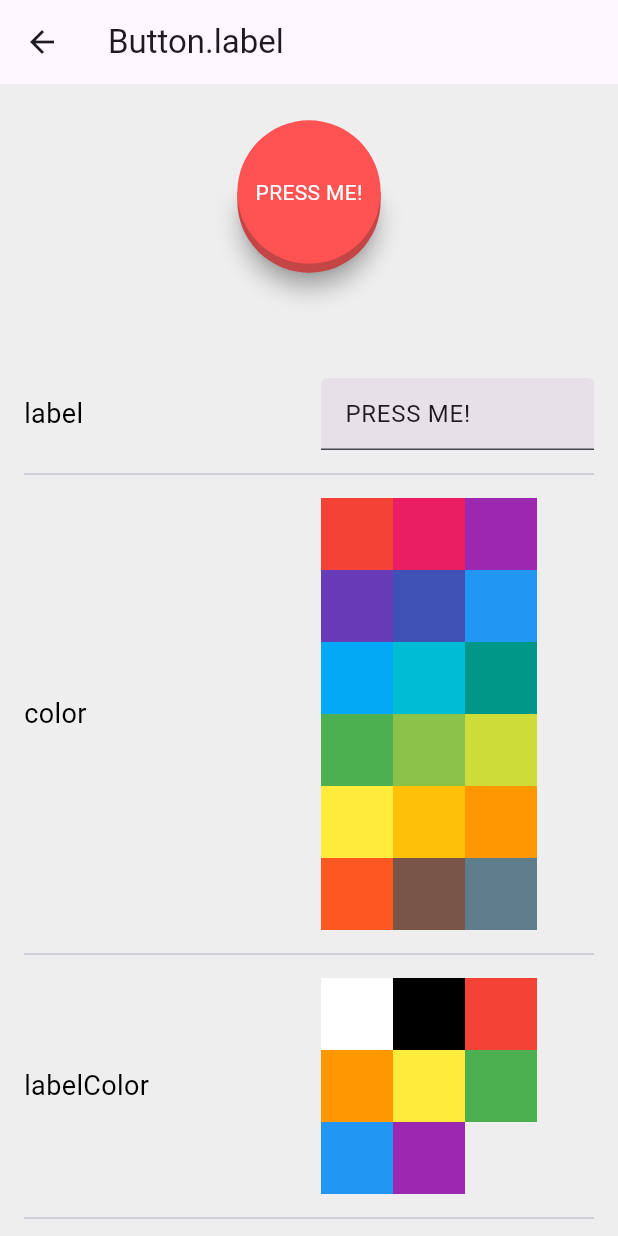
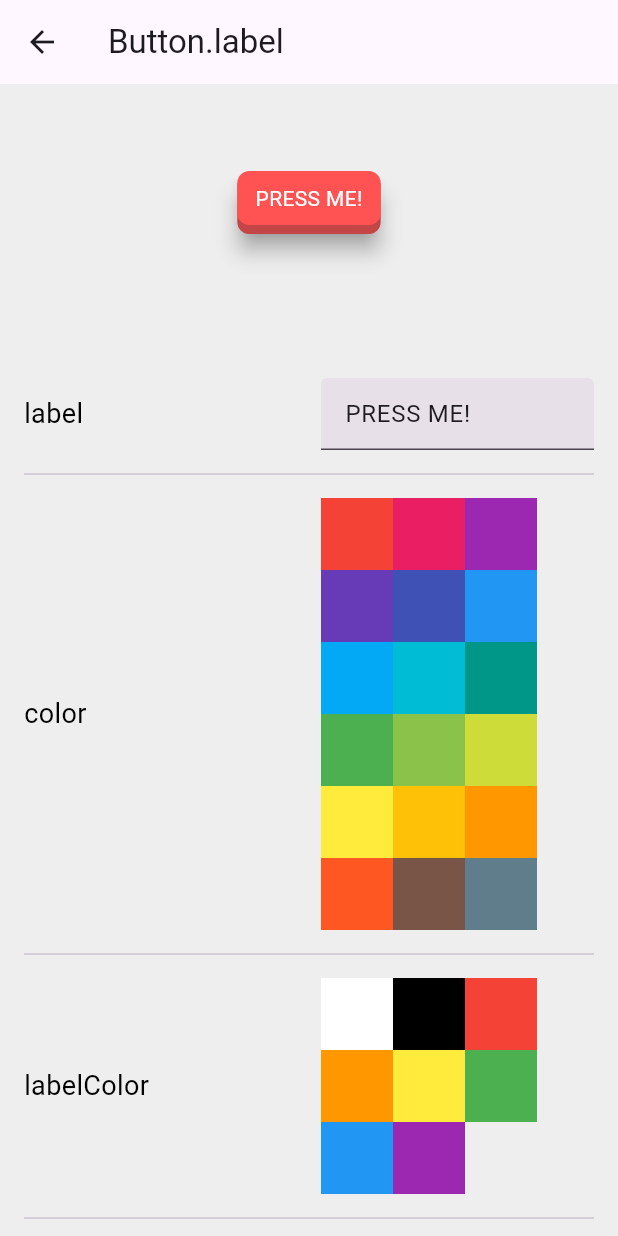
Before and after one commit to mivoligo/miv_buttons, a Flutter app: the screen it shows after launch, after a tap on "PRESS ME!", on a phone screen of 412 x 824 dp. Run offline on Flutter 3.47's test engine with Material 3 defaults, Android fonts, the phone set to English and light mode, and no system bars.

Commit message:
feat: add shape enum and return widget based on it

```diff
--- a/lib/src/button.dart
+++ b/lib/src/button.dart
@@ -2,6 +2,11 @@ import 'dart:math';
 
 import 'package:flutter/widgets.dart';
 import 'package:miv_buttons/src/defaults.dart';
+
+enum Shape {
+  circle,
+  rectangle,
+}
 
 /// A customizable button widget with padding, elevation, color and other options.
 ///
@@ -53,6 +58,7 @@ class Button extends StatefulWidget {
     this.verticalPadding,
     this.elevation = kElevation,
     this.pressedElevation = kPressedElevation,
+    this.shape = Shape.rectangle,
     this.semanticLabel,
     this.excludeSemantics,
     this.onLongPress,
@@ -127,6 +133,7 @@ class Button extends StatefulWidget {
     double? verticalPadding,
     double elevation = kElevation,
     double pressedElevation = kPressedElevation,
+    Shape shape = Shape.rectangle,
     String? semanticLabel,
     bool? excludeSemantics,
     VoidCallback? onLongPress,
@@ -142,6 +149,7 @@ class Button extends StatefulWidget {
       verticalPadding: verticalPadding,
       elevation: elevation,
       pressedElevation: pressedElevation,
+      shape: shape,
       semanticLabel: semanticLabel,
       excludeSemantics: excludeSemantics,
       onLongPress: onLongPress,
@@ -207,6 +215,7 @@ class Button extends StatefulWidget {
     double? verticalPadding,
     double elevation = kElevation,
     double pressedElevation = kPressedElevation,
+    Shape shape = Shape.rectangle,
     String? semanticLabel,
     bool? excludeSemantics,
     VoidCallback? onLongPress,
@@ -222,6 +231,7 @@ class Button extends StatefulWidget {
       verticalPadding: verticalPadding,
       elevation: elevation,
       pressedElevation: pressedElevation,
+      shape: shape,
       semanticLabel: semanticLabel,
       excludeSemantics: excludeSemantics,
       onLongPress: onLongPress,
@@ -299,6 +309,7 @@ class Button extends StatefulWidget {
     double? verticalPadding,
     double elevation = kElevation,
     double pressedElevation = kPressedElevation,
+    Shape shape = Shape.rectangle,
     String? semanticLabel,
     bool? excludeSemantics,
     VoidCallback? onLongPress,
@@ -312,6 +323,7 @@ class Button extends StatefulWidget {
       verticalPadding: verticalPadding,
       elevation: elevation,
       pressedElevation: pressedElevation,
+      shape: shape,
       semanticLabel: semanticLabel,
       excludeSemantics: excludeSemantics,
       onLongPress: onLongPress,
@@ -402,6 +414,7 @@ class Button extends StatefulWidget {
     double? verticalPadding,
     double elevation = kElevation,
     double pressedElevation = kPressedElevation,
+    Shape shape = Shape.rectangle,
     String? semanticLabel,
     bool? excludeSemantics,
     VoidCallback? onLongPress,
@@ -415,6 +428,7 @@ class Button extends StatefulWidget {
       verticalPadding: verticalPadding,
       elevation: elevation,
       pressedElevation: pressedElevation,
+      shape: shape,
       semanticLabel: semanticLabel,
       excludeSemantics: excludeSemantics,
       onLongPress: onLongPress,
@@ -521,6 +535,8 @@ class Button extends StatefulWidget {
   /// Defaults to [false].
   final bool? excludeSemantics;
 
+  final Shape shape;
+
   @override
   State<Button> createState() => _ButtonState();
 }
@@ -531,6 +547,29 @@ class _ButtonState extends State<Button> {
   @override
   Widget build(BuildContext context) {
     bool isDisabled = widget.onClick == null;
+
+    Widget shapeBasedButton(Shape shape) {
+      return switch (shape) {
+        Shape.circle => _RoundButton(
+            elevation: widget.elevation,
+            pressedElevation: widget.pressedElevation,
+            color: widget.color,
+            isPressed: isPressed,
+            padding: widget.horizontalPadding ?? kHorizontalPadding,
+            child: widget.child,
+          ),
+        Shape.rectangle => _RectButton(
+            borderRadius: widget.borderRadius ?? kBorderRadius,
+            elevation: widget.elevation,
+            pressedElevation: widget.pressedElevation,
+            horizontalPadding: widget.horizontalPadding ?? kHorizontalPadding,
+            verticalPadding: widget.verticalPadding ?? kVerticalPadding,
+            color: widget.color,
+            isPressed: isPressed,
+            child: widget.child,
+          ),
+      };
+    }
 
     return GestureDetector(
       behavior: HitTestBehavior.opaque,
@@ -557,38 +596,55 @@ class _ButtonState extends State<Button> {
         enabled: !isDisabled,
         label: widget.semanticLabel,
         excludeSemantics: widget.excludeSemantics ?? kExcludeSemantics,
-        child: _RoundButton(
-            elevation: widget.elevation,
-            pressedElevation: widget.pressedElevation,
-            color: widget.color,
-            isPressed: isPressed,
-            padding: widget.horizontalPadding ?? 8,
-            child: widget.child),
-        // child: CustomPaint(
-        //   painter: _ButtonPainter(
-        //     borderRadius: widget.borderRadius ?? kBorderRadius,
-        //     elevation: widget.elevation,
-        //     pressedElevation: widget.pressedElevation,
-        //     color: widget.color,
-        //     isPressed: isPressed,
-        //   ),
-        //   child: Padding(
-        //     padding: EdgeInsets.symmetric(
-        //           horizontal: widget.horizontalPadding ?? kHorizontalPadding,
-        //           vertical: widget.verticalPadding ?? kVerticalPadding,
-        //         ) +
-        //         EdgeInsets.only(
-        //           bottom:
-        //               isPressed ? widget.pressedElevation : widget.elevation,
-        //         ) +
-        //         EdgeInsets.only(
-        //           top: isPressed
-        //               ? widget.elevation - widget.pressedElevation
-        //               : 0,
-        //         ),
-        //     child: widget.child,
-        //   ),
-        // ),
+        child: shapeBasedButton(widget.shape),
+      ),
+    );
+  }
+}
+
+class _RectButton extends StatelessWidget {
+  const _RectButton({
+    required this.borderRadius,
+    required this.elevation,
+    required this.pressedElevation,
+    required this.horizontalPadding,
+    required this.verticalPadding,
+    required this.color,
+    required this.isPressed,
+    required this.child,
+  });
+
+  final double borderRadius;
+  final double elevation;
+  final double pressedElevation;
+  final double horizontalPadding;
+  final double verticalPadding;
+  final Color color;
+  final bool isPressed;
+  final Widget child;
+
+  @override
+  Widget build(BuildContext context) {
+    return CustomPaint(
+      painter: _RectButtonPainter(
+        borderRadius: borderRadius,
+        elevation: elevation,
+        pressedElevation: pressedElevation,
+        color: color,
+        isPressed: isPressed,
+      ),
+      child: Padding(
+        padding: EdgeInsets.symmetric(
+              horizontal: horizontalPadding,
+              vertical: verticalPadding,
+            ) +
+            EdgeInsets.only(
+              bottom: isPressed ? pressedElevation : elevation,
+            ) +
+            EdgeInsets.only(
+              top: isPressed ? elevation - pressedElevation : 0,
+            ),
+        child: child,
       ),
     );
   }
@@ -630,8 +686,8 @@ class _RoundButton extends StatelessWidget {
   }
 }
 
-class _ButtonPainter extends CustomPainter {
-  _ButtonPainter({
+class _RectButtonPainter extends CustomPainter {
+  _RectButtonPainter({
     required this.borderRadius,
     required this.elevation,
     required this.pressedElevation,
@@ -695,7 +751,7 @@ class _ButtonPainter extends CustomPainter {
   }
 
   @override
-  bool shouldRepaint(covariant _ButtonPainter oldDelegate) {
+  bool shouldRepaint(covariant _RectButtonPainter oldDelegate) {
     return oldDelegate.isPressed != isPressed ||
         oldDelegate.color != color ||
         oldDelegate.borderRadius != borderRadius ||
```
